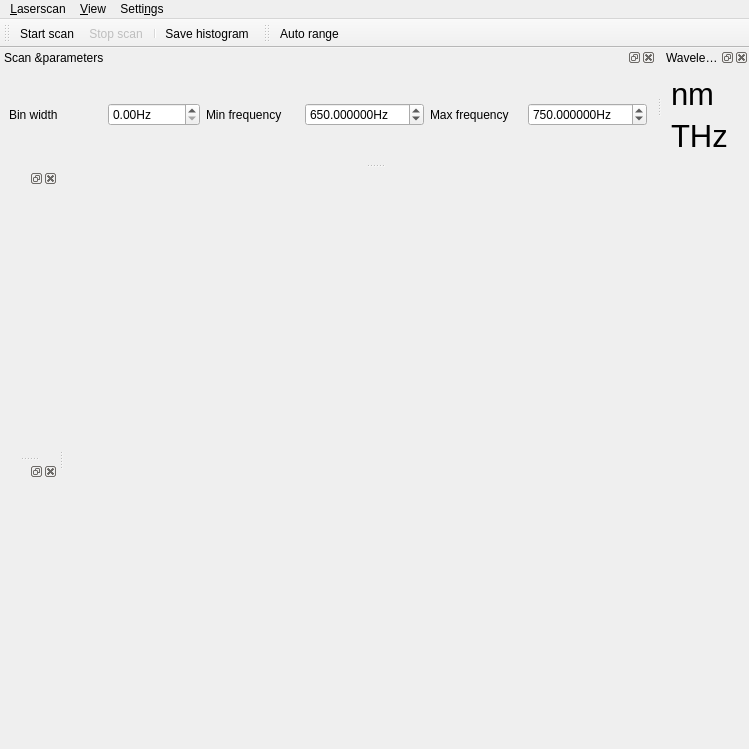
Qt form src/qudi/gui/wavemeter/ui_scanwindow.ui (bbuusshh/scudi) before a commit.
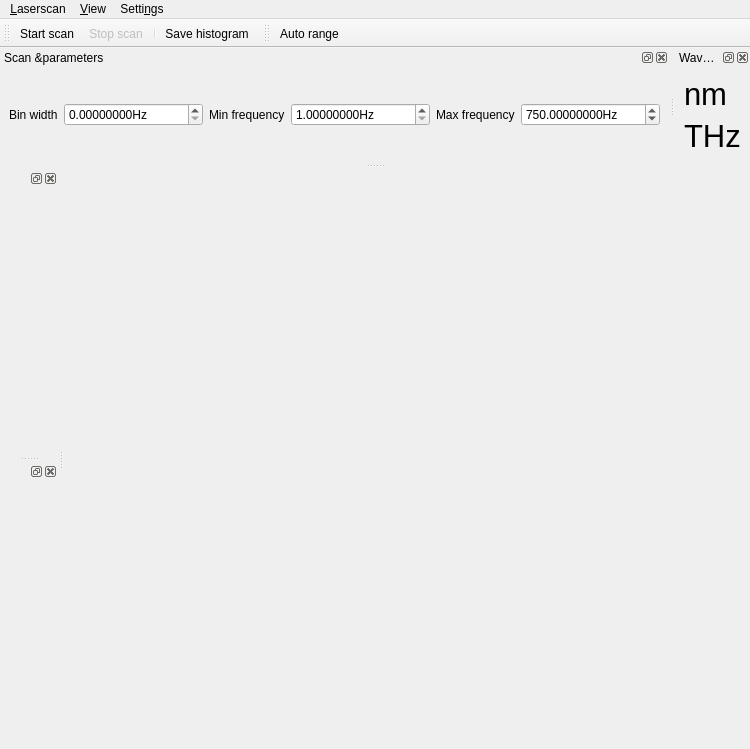
The same form after that commit. Icons and pictures are not drawn. Custom widgets are drawn as their Qt base class.

Patch:
```diff
--- a/src/qudi/gui/wavemeter/ui_scanwindow.ui
+++ b/src/qudi/gui/wavemeter/ui_scanwindow.ui
@@ -104,6 +104,12 @@
        <property name="suffix">
         <string>Hz</string>
        </property>
+       <property name="decimals">
+        <number>8</number>
+       </property>
+       <property name="maximum">
+        <double>10000000000000.000000000000000</double>
+       </property>
       </widget>
      </item>
      <item>
@@ -119,16 +125,19 @@
         <string>Hz</string>
        </property>
        <property name="decimals">
-        <number>6</number>
+        <number>8</number>
        </property>
        <property name="minimum">
         <double>1.000000000000000</double>
        </property>
        <property name="maximum">
-        <double>10000.000000000000000</double>
+        <double>1000000000000000000.000000000000000</double>
+       </property>
+       <property name="singleStep">
+        <double>1.000000000000000</double>
        </property>
        <property name="value">
-        <double>650.000000000000000</double>
+        <double>1.000000000000000</double>
        </property>
       </widget>
      </item>
@@ -145,13 +154,13 @@
         <string>Hz</string>
        </property>
        <property name="decimals">
-        <number>6</number>
+        <number>8</number>
        </property>
        <property name="minimum">
         <double>1.000000000000000</double>
        </property>
        <property name="maximum">
-        <double>10000.000000000000000</double>
+        <double>1000000000000000000.000000000000000</double>
        </property>
        <property name="value">
         <double>750.000000000000000</double>
```
